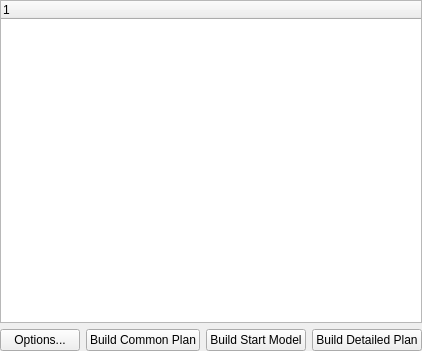
First picture: the form in src/ATPlanner/forms/APlannerWidget.ui, repository AT-GROUP/AT-PLANNER, before the edit.
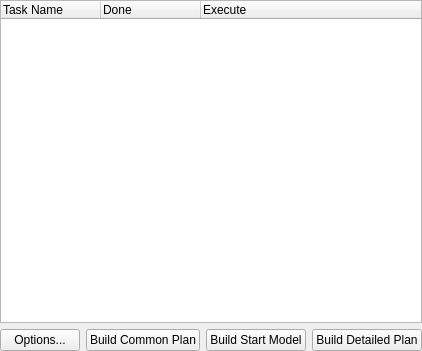
Second picture: the form after the edit.

Patch:
```diff
--- a/src/ATPlanner/forms/APlannerWidget.ui
+++ b/src/ATPlanner/forms/APlannerWidget.ui
@@ -30,7 +30,17 @@
     <widget class="QTreeWidget" name="treeCurrentPlan">
      <column>
       <property name="text">
-       <string notr="true">1</string>
+       <string notr="true">Task Name</string>
+      </property>
+     </column>
+     <column>
+      <property name="text">
+       <string>Done</string>
+      </property>
+     </column>
+     <column>
+      <property name="text">
+       <string>Execute</string>
       </property>
      </column>
     </widget>
```
Left out of the diff: 4 changed lines with no effect on the pictures.
